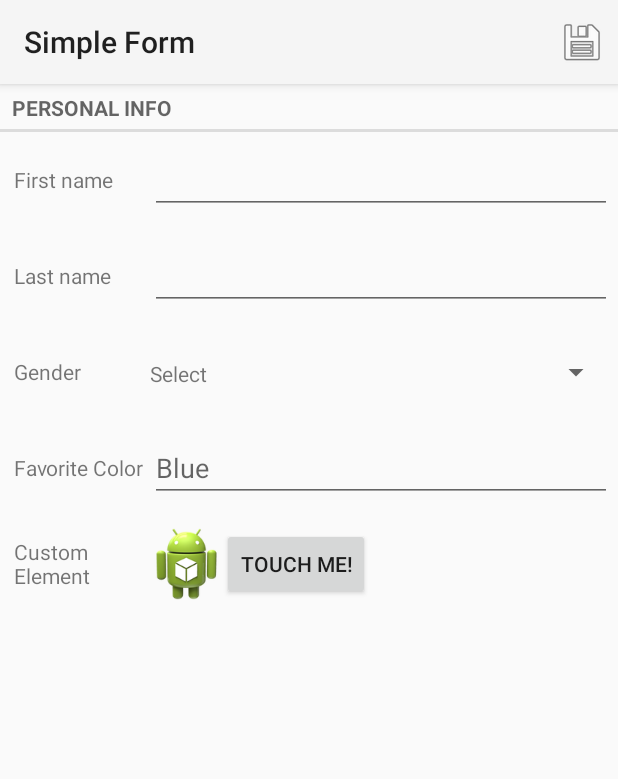
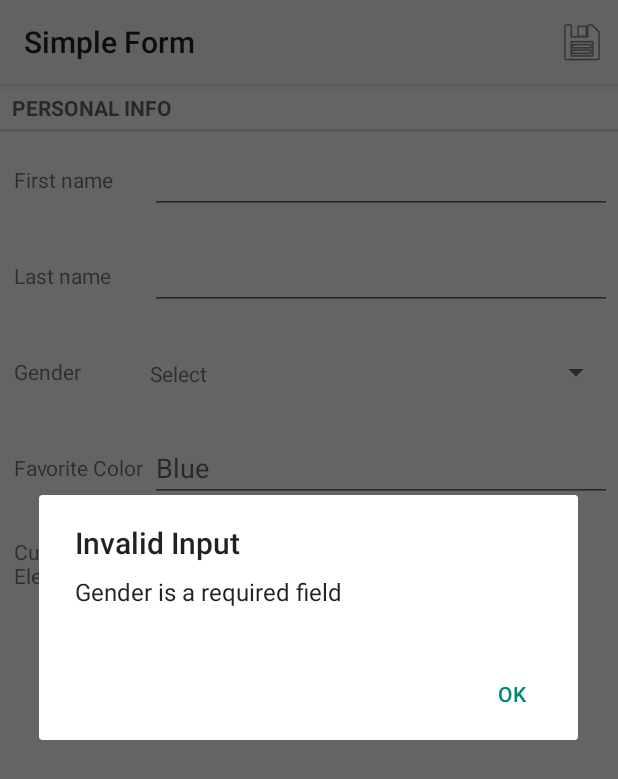
Before and after one commit to dkharrat/NexusDialog, an Android app: the BasicForm screen opened directly, with no data from a screen before it, after a tap on "Save", on a phone screen of 412 x 824 dp. Shown: the top 779 px of the screen. Run offline under Robolectric (Android 15) with nearby library versions, the phone set to English and light mode, and no system bars; 1 statement that could not run was skipped.

Commit message:
added method to get view from controller + bug fixes

```diff
--- a/nexusdialog/src/main/java/com/github/dkharrat/nexusdialog/FormActivity.java
+++ b/nexusdialog/src/main/java/com/github/dkharrat/nexusdialog/FormActivity.java
@@ -171,10 +171,12 @@ public abstract class FormActivity extends ActionBarActivity {
      * Shows an appropriate error message if there are validation errors in the form's input.
      */
     protected void showValidationErrors() {
+        StringBuilder sb = new StringBuilder();
         Resources res = getResources();
         for (ValidationError error : validateInput()) {
-            MessageUtil.showAlertMessage(res.getString(R.string.validation_error_title), error.getMessage(res), this);
+            sb.append(error.getMessage(res) + "\n");
         }
+        MessageUtil.showAlertMessage(getString(R.string.validation_error_title), sb.toString(), this);
     }
 
     private void setupView() {
@@ -182,11 +184,11 @@ public abstract class FormActivity extends ActionBarActivity {
 
         for (FormSectionController section : getSections()) {
             ((FormElementController)section).setModel(getModel());
-            containerView.addView(section.constructView(this));
+            containerView.addView(section.getView(this));
 
             for (FormElementController element : section.getElements()) {
                 element.setModel(getModel());
-                containerView.addView(element.constructView(this));
+                containerView.addView(element.getView(this));
             }
         }
     }
--- a/nexusdialog/src/main/java/com/github/dkharrat/nexusdialog/FormElementController.java
+++ b/nexusdialog/src/main/java/com/github/dkharrat/nexusdialog/FormElementController.java
@@ -10,6 +10,7 @@ import android.view.View;
 public abstract class FormElementController {
     private final String name;
     private FormModel model;
+    private View view;
 
     /**
      * Constructs a new instance with the specified name
@@ -42,10 +43,23 @@ public abstract class FormElementController {
     }
 
     /**
-     * Construct the view to display for this element.
+     * Returns the associated view for this element.
+     *
+     * @param context   the Android context
+     * @return          the view for this element
+     */
+    public View getView(Context context) {
+        if (view == null) {
+            view = constructView(context);
+        }
+        return view;
+    }
+
+    /**
+     * Constructs the view for this element.
      *
      * @param context   the Android context
      * @return          a newly created view for this element
      */
-    public abstract View constructView(Context context);
+    protected abstract View constructView(Context context);
 }
--- a/nexusdialog/src/main/java/com/github/dkharrat/nexusdialog/controllers/DatePickerController.java
+++ b/nexusdialog/src/main/java/com/github/dkharrat/nexusdialog/controllers/DatePickerController.java
@@ -32,7 +32,7 @@ public class DatePickerController extends LabeledFieldController {
      * @param isRequired        indicates if the field is required or not
      * @param displayFormat     the format of the date to show in the text box when a date is set
      */
-    public DatePickerController(final String name, String labelText, boolean isRequired, SimpleDateFormat displayFormat) {
+    public DatePickerController(String name, String labelText, boolean isRequired, SimpleDateFormat displayFormat) {
         super(name, labelText, isRequired);
         this.displayFormat = displayFormat;
     }
@@ -43,7 +43,7 @@ public class DatePickerController extends LabeledFieldController {
      * @param name              the name of the field
      * @param labelText         the label to display beside the field
      */
-    public DatePickerController(final String name, String labelText) {
+    public DatePickerController(String name, String labelText) {
         this(name, labelText, false, new SimpleDateFormat("MMM d, yyyy", Locale.getDefault()));
     }
 
--- a/nexusdialog/src/main/java/com/github/dkharrat/nexusdialog/controllers/EditTextController.java
+++ b/nexusdialog/src/main/java/com/github/dkharrat/nexusdialog/controllers/EditTextController.java
@@ -25,7 +25,7 @@ public class EditTextController extends LabeledFieldController {
      * @param inputType     the content type of the text box as a mask; possible values are defined by {@link InputType}.
      *                      For example, to enable multi-line, enable {@code InputType.TYPE_TEXT_FLAG_MULTI_LINE}.
      */
-    public EditTextController(final String name, String labelText, boolean isRequired, String placeholder, int inputType) {
+    public EditTextController(String name, String labelText, boolean isRequired, String placeholder, int inputType) {
         super(name, labelText, isRequired);
         this.placeholder = placeholder;
         this.inputType = inputType;
@@ -38,7 +38,7 @@ public class EditTextController extends LabeledFieldController {
      * @param labelText     the label to display beside the field
      * @param isRequired    indicates if the field is required or not
      */
-    public EditTextController(final String name, String labelText, boolean isRequired) {
+    public EditTextController(String name, String labelText, boolean isRequired) {
         this(name, labelText, isRequired, null, InputType.TYPE_CLASS_TEXT);
     }
 
@@ -48,7 +48,7 @@ public class EditTextController extends LabeledFieldController {
      * @param name          the name of the field
      * @param labelText     the label to display beside the field
      */
-    public EditTextController(final String name, String labelText) {
+    public EditTextController(String name, String labelText) {
         this(name, labelText, false, null, InputType.TYPE_CLASS_TEXT);
     }
 
--- a/nexusdialog/src/main/java/com/github/dkharrat/nexusdialog/controllers/FormSectionController.java
+++ b/nexusdialog/src/main/java/com/github/dkharrat/nexusdialog/controllers/FormSectionController.java
@@ -157,7 +157,7 @@ public class FormSectionController extends FormElementController {
     }
 
     @Override
-    public View constructView(Context context) {
+    protected View constructView(Context context) {
         LayoutInflater layoutInflater = (LayoutInflater)context.getSystemService(Context.LAYOUT_INFLATER_SERVICE);
 
         View view;
--- a/nexusdialog/src/main/java/com/github/dkharrat/nexusdialog/controllers/LabeledFieldController.java
+++ b/nexusdialog/src/main/java/com/github/dkharrat/nexusdialog/controllers/LabeledFieldController.java
@@ -21,6 +21,7 @@ import java.util.List;
 public abstract class LabeledFieldController extends FormElementController {
     private final String labelText;
     private boolean required;
+    private View fieldView;
 
     /**
      * Creates a labeled field.
@@ -30,7 +31,7 @@ public abstract class LabeledFieldController extends FormElementController {
      * @param isRequired    indicates whether this field is required. If true, this field checks for a non-empty or
      *                      non-null value upon validation. Otherwise, this field can be empty.
      */
-    public LabeledFieldController(final String name, String labelText, boolean isRequired) {
+    public LabeledFieldController(String name, String labelText, boolean isRequired) {
         super(name);
         this.labelText = labelText;
         required = isRequired;
@@ -83,12 +84,25 @@ public abstract class LabeledFieldController extends FormElementController {
 
         if (isRequired()) {
             Object value = getModel().getValue(getName());
-            if (value instanceof String &&  (!TextUtils.isEmpty((String)value) || value != null)) {
+            if (value == null || (value instanceof String && TextUtils.isEmpty((String)value))) {
                 errors.add(new RequiredField(getLabel()));
             }
         }
 
         return errors;
+    }
+
+    /**
+     * Returns the associated view for the field (without the label view) of this element.
+     *
+     * @param context   the Android context
+     * @return          the view for this element
+     */
+    public View getFieldView(Context context) {
+        if (fieldView == null) {
+            fieldView = constructFieldView(context);
+        }
+        return fieldView;
     }
 
     /**
@@ -100,7 +114,7 @@ public abstract class LabeledFieldController extends FormElementController {
     protected abstract View constructFieldView(Context context);
 
     @Override
-    public View constructView(Context context) {
+    protected View constructView(Context context) {
         LayoutInflater inflater = (LayoutInflater)context.getSystemService(Context.LAYOUT_INFLATER_SERVICE);
         View view = inflater.inflate(R.layout.form_labeled_element, null);
 
@@ -108,7 +122,7 @@ public abstract class LabeledFieldController extends FormElementController {
         label.setText(labelText);
 
         FrameLayout container = (FrameLayout)view.findViewById(R.id.field_container);
-        container.addView(constructFieldView(context));
+        container.addView(getFieldView(context));
 
         return view;
     }
--- a/nexusdialog/src/main/java/com/github/dkharrat/nexusdialog/controllers/SearchableSelectionController.java
+++ b/nexusdialog/src/main/java/com/github/dkharrat/nexusdialog/controllers/SearchableSelectionController.java
@@ -47,7 +47,7 @@ public class SearchableSelectionController extends LabeledFieldController {
     /**
      * An interface that provides the list of items to display for the {@link SearchableSelectionController}.
      */
-    public interface SelectionDataSource {
+    public static interface SelectionDataSource {
         /**
          * Returns a list of all the items that can be selected or searched.
          *
@@ -65,7 +65,7 @@ public class SearchableSelectionController extends LabeledFieldController {
      * @param placeholder   a placeholder text to show when the input field is empty
      * @param dataSource    the data source that provides the list of items to display
      */
-    public SearchableSelectionController(final String name, String labelText, boolean isRequired, String placeholder, SelectionDataSource dataSource) {
+    public SearchableSelectionController(String name, String labelText, boolean isRequired, String placeholder, SelectionDataSource dataSource) {
         super(name, labelText, isRequired);
         this.placeholder = placeholder;
         this.dataSource = dataSource;
--- a/nexusdialog/src/main/java/com/github/dkharrat/nexusdialog/controllers/SelectionController.java
+++ b/nexusdialog/src/main/java/com/github/dkharrat/nexusdialog/controllers/SelectionController.java
@@ -32,7 +32,7 @@ public class SelectionController extends LabeledFieldController {
      *                              {@code SelectionController} expects the form model to use index (as an Integer) to
      *                              represent the selected item
      */
-    public SelectionController(final String name, String labelText, boolean isRequired, String prompt, List<String> items, boolean useItemsAsValues) {
+    public SelectionController(String name, String labelText, boolean isRequired, String prompt, List<String> items, boolean useItemsAsValues) {
         this(name, labelText, isRequired, prompt, items, useItemsAsValues ? items : null);
     }
 
@@ -47,7 +47,7 @@ public class SelectionController extends LabeledFieldController {
      * @param values                a list of Objects representing the values to set the form model on a selection (in
      *                              the same order as the {@code items}.
      */
-    public SelectionController(final String name, String labelText, boolean isRequired, String prompt, List<String> items, List<?> values) {
+    public SelectionController(String name, String labelText, boolean isRequired, String prompt, List<String> items, List<?> values) {
         super(name, labelText, isRequired);
         this.prompt = prompt;
         this.items = items;
@@ -55,7 +55,7 @@ public class SelectionController extends LabeledFieldController {
     }
 
     @Override
-    public View constructFieldView(Context context) {
+    protected View constructFieldView(Context context) {
         Spinner spinnerView = new Spinner(context);
         spinnerView.setPrompt(prompt);
         ArrayAdapter<String> spinnerAdapter = new ArrayAdapter<String>(context, android.R.layout.simple_spinner_item, items);
--- a/samples/catalog/src/main/java/com/github/dkharrat/nexusdialog/samples/catalog/BasicForm.java
+++ b/samples/catalog/src/main/java/com/github/dkharrat/nexusdialog/samples/catalog/BasicForm.java
@@ -7,34 +7,48 @@ import com.github.dkharrat.nexusdialog.*;
 import com.github.dkharrat.nexusdialog.controllers.EditTextController;
 import com.github.dkharrat.nexusdialog.controllers.FormSectionController;
 import com.github.dkharrat.nexusdialog.controllers.SearchableSelectionController;
+import com.github.dkharrat.nexusdialog.controllers.SearchableSelectionController.SelectionDataSource;
 import com.github.dkharrat.nexusdialog.controllers.SelectionController;
+import com.github.dkharrat.nexusdialog.util.MessageUtil;
 
 import java.util.ArrayList;
 import java.util.Arrays;
 import java.util.List;
 
 public class BasicForm extends FormActivity {
+
+    private final static String FIRST_NAME = "firstName";
+    private final static String LAST_NAME = "lastName";
+    private final static String GENDER = "gender";
+    private final static String FAVORITE_COLOR = "favColor";
+    private final static String CUSTOM_ELEM = "customElem";
+
     @Override
     protected void initForm() {
         FormSectionController section = new FormSectionController("Personal Info");
-        section.addElement(new EditTextController("firstName", "First name"));
-        section.addElement(new EditTextController("lastName", "Last name"));
-        section.addElement(new SelectionController("gender", "Gender", false, "Select",
-                new ArrayList<String>(Arrays.asList("Male", "Female")), true) {{
-            setIsRequired(true);
-        }});
-        section.addElement(new SearchableSelectionController("favColor", "Favorite Color", false, "Blue", new SearchableSelectionController.SelectionDataSource() {
-            @Override
-            public List<String> getItems() {
-                return new ArrayList<String>(Arrays.asList("Red", "Blue", "Green", "Purple", "Pink"));
-            }
-        }));
-        section.addElement(new CustomElement("customElem", "Custom Element"));
+        section.addElement(new EditTextController(FIRST_NAME, "First name"));
+        section.addElement(new EditTextController(LAST_NAME, "Last name"));
+        section.addElement(new SelectionController(GENDER, "Gender", true, "Select",
+                new ArrayList<String>(Arrays.asList("Male", "Female")), true));
+        section.addElement(new SearchableSelectionController(FAVORITE_COLOR, "Favorite Color", false, "Blue", dataSource));
+        section.addElement(new CustomElement(CUSTOM_ELEM, "Custom Element"));
 
         addSection(section);
 
         setTitle("Simple Form");
     }
+
+    private final SelectionDataSource dataSource = new SelectionDataSource() {
+        @Override public List<String> getItems() {
+            return Arrays.asList(
+                    "Red",
+                    "Blue",
+                    "Green",
+                    "Purple",
+                    "Pink"
+            );
+        }
+    };
 
     @Override
     public boolean onCreateOptionsMenu(Menu menu) {
@@ -46,7 +60,21 @@ public class BasicForm extends FormActivity {
     @Override
     public boolean onOptionsItemSelected(MenuItem item)  {
         super.onOptionsItemSelected(item);
-        showValidationErrors();
+
+        if (isValidInput()) {
+            Object firstName = getModel().getValue(FIRST_NAME);
+            Object lastName = getModel().getValue(LAST_NAME);
+            Object gender = getModel().getValue(GENDER);
+            Object favColor = getModel().getValue(FAVORITE_COLOR);
+
+            String msg = "First name: " + firstName + "\n"
+                    + "Last name: " + lastName + "\n"
+                    + "Gender: " + gender + "\n"
+                    + "Favorite Color: " + favColor + "\n";
+            MessageUtil.showAlertMessage("Field Values", msg, this);
+        } else {
+            showValidationErrors();
+        }
         return true;
     }
 }
```
